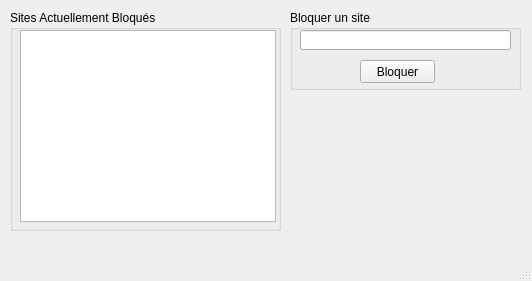
alapaches/IdontWantYou, file mainwindow.ui: the form before one commit.
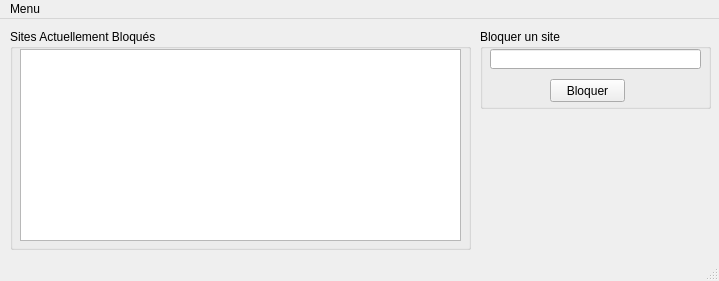
The form after the commit. Icons and pictures are not drawn.

What changed in the file:
```diff
--- a/mainwindow.ui
+++ b/mainwindow.ui
@@ -6,7 +6,7 @@
    <rect>
     <x>0</x>
     <y>0</y>
-    <width>532</width>
+    <width>719</width>
     <height>281</height>
    </rect>
   </property>
@@ -23,7 +23,7 @@
      <rect>
       <x>10</x>
       <y>10</y>
-      <width>271</width>
+      <width>461</width>
       <height>221</height>
      </rect>
     </property>
@@ -44,7 +44,7 @@
       <rect>
        <x>10</x>
        <y>20</y>
-       <width>256</width>
+       <width>441</width>
        <height>192</height>
       </rect>
      </property>
@@ -53,7 +53,7 @@
    <widget class="QGroupBox" name="siteToBlockGroupBox">
     <property name="geometry">
      <rect>
-      <x>290</x>
+      <x>480</x>
       <y>10</y>
       <width>231</width>
       <height>80</height>
@@ -86,16 +86,43 @@
      </property>
     </widget>
    </widget>
+   <widget class="QLabel" name="logoLabel">
+    <property name="geometry">
+     <rect>
+      <x>480</x>
+      <y>100</y>
+      <width>231</width>
+      <height>121</height>
+     </rect>
+    </property>
+    <property name="text">
+     <string/>
+    </property>
+    <property name="pixmap">
+     <pixmap resource="images.qrc">:/images/hp.png</pixmap>
+    </property>
+    <property name="scaledContents">
+     <bool>true</bool>
+    </property>
+   </widget>
   </widget>
   <widget class="QMenuBar" name="menubar">
    <property name="geometry">
     <rect>
      <x>0</x>
      <y>0</y>
-     <width>532</width>
+     <width>719</width>
      <height>21</height>
     </rect>
    </property>
+   <widget class="QMenu" name="menuMenu">
+    <property name="title">
+     <string>Menu</string>
+    </property>
+    <addaction name="actionAdministrateur"/>
+    <addaction name="actionReset"/>
+   </widget>
+   <addaction name="menuMenu"/>
   </widget>
   <widget class="QStatusBar" name="statusbar"/>
  </widget>
```
Left out of the diff: 13 changed lines with no effect on the pictures.
